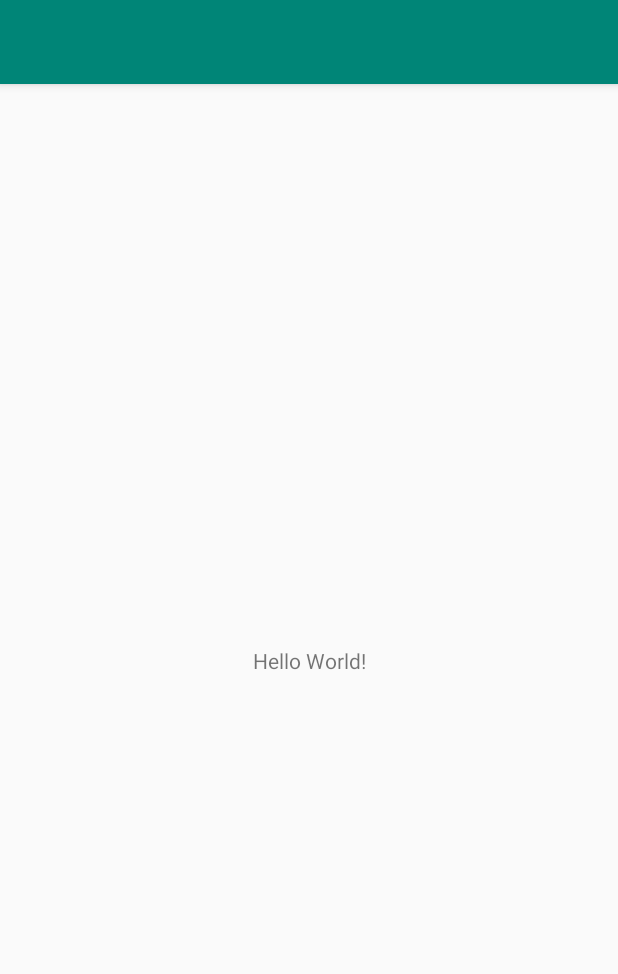
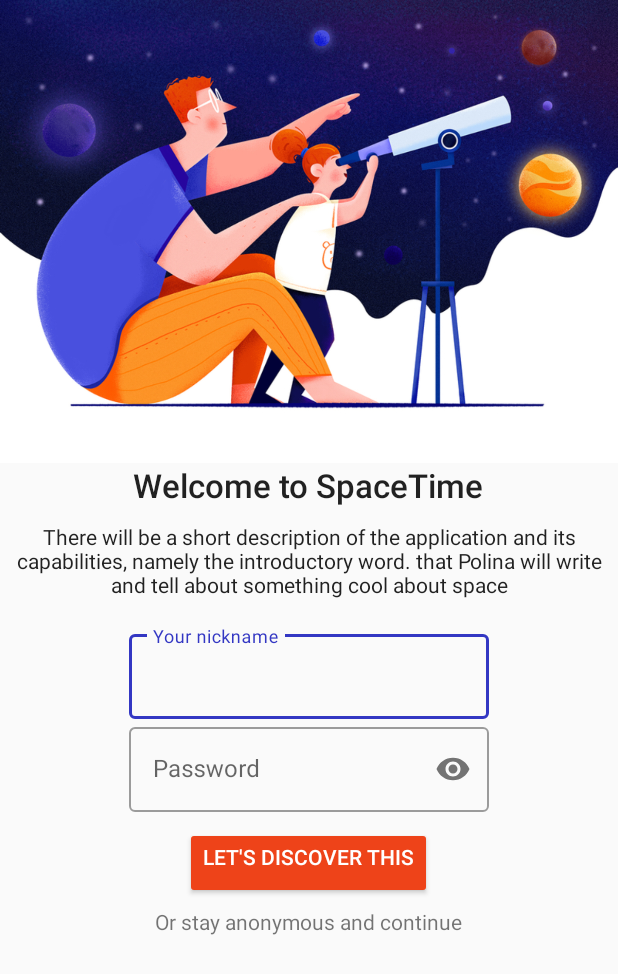
Before and after one commit to Doldrums/Space, an Android app: the screen it shows after launch (MainActivity), on a phone screen of 412 x 824 dp. Shown: the top 974 px of the screen. Run offline under Robolectric (Android 15) with nearby library versions, the phone set to English and light mode, and no system bars.

Commit message:
add main activity xml

```diff
--- a/app/build.gradle
+++ b/app/build.gradle
@@ -24,10 +24,11 @@ android {
 
 dependencies {
     implementation fileTree(dir: 'libs', include: ['*.jar'])
-    implementation"org.jetbrains.kotlin:kotlin-stdlib-jdk7:$kotlin_version"
+    implementation "org.jetbrains.kotlin:kotlin-stdlib-jdk7:$kotlin_version"
     implementation 'com.android.support:appcompat-v7:28.0.0'
     implementation 'com.android.support.constraint:constraint-layout:1.1.3'
     testImplementation 'junit:junit:4.12'
     androidTestImplementation 'com.android.support.test:runner:1.0.2'
     androidTestImplementation 'com.android.support.test.espresso:espresso-core:3.0.2'
+    implementation 'com.android.support:design:28.0.0'
 }
--- a/app/src/main/AndroidManifest.xml
+++ b/app/src/main/AndroidManifest.xml
@@ -9,6 +9,8 @@
             android:roundIcon="@mipmap/ic_launcher_round"
             android:supportsRtl="true"
             android:theme="@style/AppTheme">
+        <activity android:name=".TimeActivity">
+        </activity>
         <activity android:name=".MainActivity">
             <intent-filter>
                 <action android:name="android.intent.action.MAIN"/>
--- a/app/src/main/java/com/example/spaceapp/MainActivity.kt
+++ b/app/src/main/java/com/example/spaceapp/MainActivity.kt
@@ -2,11 +2,19 @@ package com.example.spaceapp
 
 import android.support.v7.app.AppCompatActivity
 import android.os.Bundle
+import kotlinx.android.synthetic.main.activity_main.*
 
 class MainActivity : AppCompatActivity() {
 
     override fun onCreate(savedInstanceState: Bundle?) {
         super.onCreate(savedInstanceState)
         setContentView(R.layout.activity_main)
+
+        val actionBar = supportActionBar
+        actionBar!!.hide()
+
+        btn_anonymous.setOnClickListener {
+
+        }
     }
 }
--- /dev/null
+++ b/app/src/main/java/com/example/spaceapp/TimeActivity.kt
@@ -0,0 +1,12 @@
+package com.example.spaceapp
+
+import android.support.v7.app.AppCompatActivity
+import android.os.Bundle
+
+class TimeActivity : AppCompatActivity() {
+
+    override fun onCreate(savedInstanceState: Bundle?) {
+        super.onCreate(savedInstanceState)
+        setContentView(R.layout.activity_time)
+    }
+}
--- a/app/src/main/res/layout/activity_main.xml
+++ b/app/src/main/res/layout/activity_main.xml
@@ -1,19 +1,84 @@
 <?xml version="1.0" encoding="utf-8"?>
-<android.support.constraint.ConstraintLayout
+<LinearLayout
         xmlns:android="http://schemas.android.com/apk/res/android"
         xmlns:tools="http://schemas.android.com/tools"
-        xmlns:app="http://schemas.android.com/apk/res-auto"
         android:layout_width="match_parent"
-        android:layout_height="match_parent"
+        android:layout_height="match_parent" xmlns:app="http://schemas.android.com/apk/res-auto"
+        android:orientation="vertical"
         tools:context=".MainActivity">
+    <ImageView android:layout_width="match_parent"
+               app:srcCompat="@drawable/space"
+               android:contentDescription="dfghj"
+               android:adjustViewBounds="true"
+               android:layout_height="wrap_content"/>
 
-    <TextView
-            android:layout_width="wrap_content"
-            android:layout_height="wrap_content"
-            android:text="Hello World!"
-            app:layout_constraintBottom_toBottomOf="parent"
-            app:layout_constraintLeft_toLeftOf="parent"
-            app:layout_constraintRight_toRightOf="parent"
-            app:layout_constraintTop_toTopOf="parent"/>
+    <LinearLayout android:layout_width="match_parent"
+                  android:orientation="vertical"
+                  android:layout_height="wrap_content">
+        <TextView android:layout_width="wrap_content"
+                  android:text="Welcome to SpaceTime"
+                  android:textSize="10pt"
+                  android:gravity="center_horizontal"
+                  style="@style/TextAppearance.AppCompat.Title"
+                  android:layout_gravity="center_horizontal"
+                  android:layout_height="wrap_content"/>
+        <TextView android:layout_width="wrap_content"
+                  android:textAlignment="center"
+                  android:layout_margin="10dp"
+                  android:gravity="center_horizontal"
+                  android:text="There will be a short description of the application and its capabilities, namely the introductory word. that Polina will write and tell about something cool about space"
+                  style="@style/TextAppearance.AppCompat.Body1"
+                  android:layout_gravity="center_horizontal"
+                  android:layout_height="wrap_content"/>
+        <android.support.design.widget.TextInputLayout
+                style="@style/Widget.MaterialComponents.TextInputLayout.OutlinedBox"
+                android:layout_width="240dp"
+                android:layout_height="wrap_content"
+                android:layout_marginTop="8dp"
+                android:layout_gravity="center_horizontal">
 
-</android.support.constraint.ConstraintLayout>
+            <EditText
+                    android:id="@+id/txt_name"
+                    android:layout_width="match_parent"
+                    android:layout_height="match_parent"
+                    android:hint="Your nickname"
+                    android:inputType="textPassword"
+                    tools:ignore="Autofill"/>
+
+        </android.support.design.widget.TextInputLayout>
+        <android.support.design.widget.TextInputLayout
+                style="@style/Widget.MaterialComponents.TextInputLayout.OutlinedBox"
+                android:layout_width="240dp"
+                android:layout_height="wrap_content"
+                app:passwordToggleEnabled="true"
+                android:layout_gravity="center_horizontal">
+
+            <EditText
+                    android:id="@+id/txt_password"
+                    android:layout_width="match_parent"
+                    android:layout_height="match_parent"
+                    android:hint="Password"
+                    android:inputType="textPassword"
+                    tools:ignore="Autofill"/>
+
+        </android.support.design.widget.TextInputLayout>
+        <Button android:layout_width="wrap_content"
+                style="@style/Widget.AppCompat.Button.Colored"
+                android:gravity="center_horizontal"
+                android:id="@+id/btn_discover"
+                android:layout_marginTop="10dp"
+                android:layout_gravity="center_horizontal"
+                android:text="let's discover this"
+                android:layout_height="wrap_content"/>
+        <TextView android:layout_width="wrap_content"
+                  android:layout_marginTop="5dp"
+                  android:id="@+id/btn_anonymous"
+                  android:clickable="true"
+                  android:focusable="true"
+                  android:textColorHint="@color/colorPrimary"
+                  android:layout_gravity="center_horizontal"
+                  android:text="Or stay anonymous and continue"
+                  android:layout_height="wrap_content"/>
+    </LinearLayout>
+
+</LinearLayout>
--- /dev/null
+++ b/app/src/main/res/layout/activity_time.xml
@@ -0,0 +1,10 @@
+<?xml version="1.0" encoding="utf-8"?>
+<android.support.constraint.ConstraintLayout
+        xmlns:android="http://schemas.android.com/apk/res/android"
+        xmlns:tools="http://schemas.android.com/tools"
+        xmlns:app="http://schemas.android.com/apk/res-auto"
+        android:layout_width="match_parent"
+        android:layout_height="match_parent"
+        tools:context=".TimeActivity">
+
+</android.support.constraint.ConstraintLayout>
--- a/app/src/main/res/values/colors.xml
+++ b/app/src/main/res/values/colors.xml
@@ -1,6 +1,6 @@
 <?xml version="1.0" encoding="utf-8"?>
 <resources>
-    <color name="colorPrimary">#008577</color>
-    <color name="colorPrimaryDark">#00574B</color>
-    <color name="colorAccent">#D81B60</color>
+    <color name="colorPrimary">#3337C3</color>
+    <color name="colorPrimaryDark">#1B1051</color>
+    <color name="colorAccent">#EE4319</color>
 </resources>
```
Also changed, not shown: app/src/main/res/drawable/space.jpg (added).
